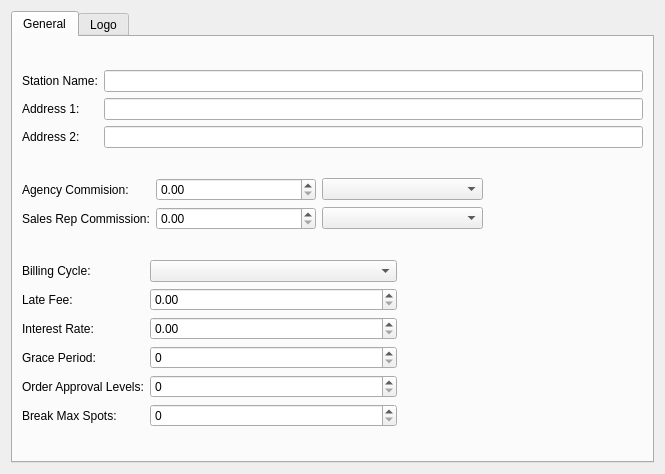
Qt form rave/traffik/setupform.ui (pgathogo/raven) before a commit.
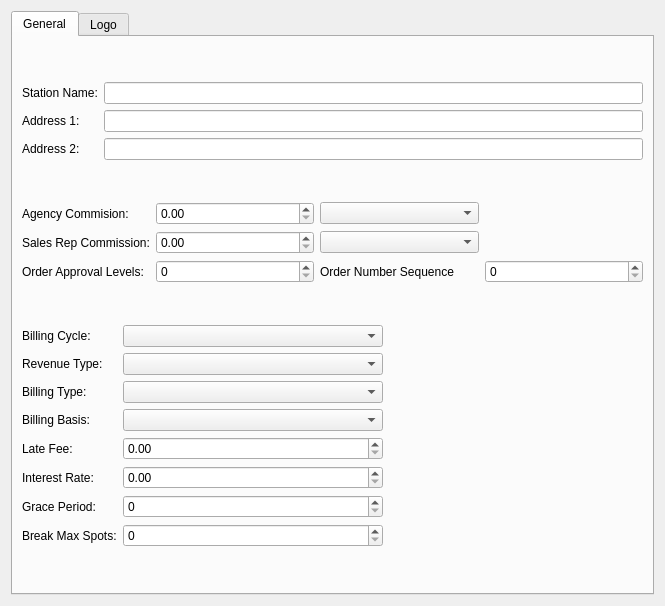
The same form after that commit.

Commit message: Added Order Module

Patch:
```diff
--- a/rave/traffik/setupform.ui
+++ b/rave/traffik/setupform.ui
@@ -7,7 +7,7 @@
     <x>0</x>
     <y>0</y>
     <width>665</width>
-    <height>474</height>
+    <height>606</height>
    </rect>
   </property>
   <property name="windowTitle">
@@ -67,100 +67,144 @@
            </property>
           </widget>
          </item>
-         <item row="0" column="1">
-          <widget class="QDoubleSpinBox" name="sbAgencyComm">
-           <property name="maximum">
-            <double>999999.989999999990687</double>
-           </property>
-          </widget>
-         </item>
-         <item row="1" column="0">
-          <widget class="QLabel" name="label_7">
-           <property name="text">
-            <string>Sales Rep Commission:</string>
-           </property>
-          </widget>
-         </item>
-         <item row="1" column="1">
-          <widget class="QDoubleSpinBox" name="sbSaleRepComm">
-           <property name="maximum">
-            <double>999999.989999999990687</double>
-           </property>
-          </widget>
-         </item>
          <item row="1" column="2">
           <widget class="QComboBox" name="cbSaleRepCommType"/>
          </item>
          <item row="0" column="2">
           <widget class="QComboBox" name="cbAgencyCommType"/>
          </item>
+         <item row="1" column="0">
+          <widget class="QLabel" name="label_7">
+           <property name="text">
+            <string>Sales Rep Commission:</string>
+           </property>
+          </widget>
+         </item>
+         <item row="1" column="1">
+          <widget class="QDoubleSpinBox" name="sbSaleRepComm">
+           <property name="maximum">
+            <double>999999.989999999990687</double>
+           </property>
+          </widget>
+         </item>
+         <item row="0" column="1">
+          <widget class="QDoubleSpinBox" name="sbAgencyComm">
+           <property name="maximum">
+            <double>999999.989999999990687</double>
+           </property>
+          </widget>
+         </item>
+         <item row="2" column="0">
+          <widget class="QLabel" name="label_11">
+           <property name="text">
+            <string>Order Approval Levels:</string>
+           </property>
+          </widget>
+         </item>
+         <item row="2" column="1">
+          <widget class="QSpinBox" name="edtAprvLevels"/>
+         </item>
+         <item row="2" column="2">
+          <widget class="QLabel" name="label_12">
+           <property name="text">
+            <string>Order Number Sequence</string>
+           </property>
+          </widget>
+         </item>
+         <item row="2" column="3">
+          <widget class="QSpinBox" name="sbOrderSequence">
+           <property name="maximum">
+            <number>99999999</number>
+           </property>
+          </widget>
+         </item>
         </layout>
        </item>
        <item>
         <layout class="QGridLayout" name="gridLayout_2" columnstretch="0,1,1">
-         <item row="0" column="0">
-          <widget class="QLabel" name="label_9">
-           <property name="text">
-            <string>Billing Cycle:</string>
-           </property>
-          </widget>
+         <item row="5" column="1">
+          <widget class="QDoubleSpinBox" name="edtIntRate"/>
          </item>
-         <item row="1" column="0">
+         <item row="4" column="0">
           <widget class="QLabel" name="label_6">
            <property name="text">
             <string>Late Fee:</string>
            </property>
           </widget>
          </item>
-         <item row="2" column="0">
+         <item row="1" column="0">
+          <widget class="QLabel" name="label_13">
+           <property name="text">
+            <string>Revenue Type:</string>
+           </property>
+          </widget>
+         </item>
+         <item row="5" column="0">
           <widget class="QLabel" name="label_8">
            <property name="text">
             <string>Interest Rate:</string>
            </property>
           </widget>
          </item>
-         <item row="3" column="0">
+         <item row="1" column="1">
+          <widget class="QComboBox" name="cbRevenueType"/>
+         </item>
+         <item row="8" column="1">
+          <widget class="QSpinBox" name="edtMaxSpots"/>
+         </item>
+         <item row="2" column="1">
+          <widget class="QComboBox" name="cbBillingType"/>
+         </item>
+         <item row="6" column="1">
+          <widget class="QSpinBox" name="edtGracePeriod"/>
+         </item>
+         <item row="0" column="1">
+          <widget class="QComboBox" name="cbBillCycle"/>
+         </item>
+         <item row="2" column="0">
+          <widget class="QLabel" name="label_14">
+           <property name="text">
+            <string>Billing Type:</string>
+           </property>
+          </widget>
+         </item>
+         <item row="0" column="0">
+          <widget class="QLabel" name="label_9">
+           <property name="text">
+            <string>Billing Cycle:</string>
+           </property>
+          </widget>
+         </item>
+         <item row="6" column="0">
           <widget class="QLabel" name="label_10">
            <property name="text">
             <string>Grace Period:</string>
            </property>
           </widget>
          </item>
-         <item row="4" column="0">
-          <widget class="QLabel" name="label_11">
-           <property name="text">
-            <string>Order Approval Levels:</string>
-           </property>
-          </widget>
-         </item>
-         <item row="4" column="1">
-          <widget class="QSpinBox" name="edtAprvLevels"/>
-         </item>
-         <item row="5" column="0">
+         <item row="8" column="0">
           <widget class="QLabel" name="label_4">
            <property name="text">
             <string>Break Max Spots:</string>
            </property>
           </widget>
          </item>
-         <item row="5" column="1">
-          <widget class="QSpinBox" name="edtMaxSpots"/>
-         </item>
-         <item row="3" column="1">
-          <widget class="QSpinBox" name="edtGracePeriod"/>
-         </item>
-         <item row="2" column="1">
-          <widget class="QDoubleSpinBox" name="edtIntRate"/>
-         </item>
-         <item row="1" column="1">
+         <item row="4" column="1">
           <widget class="QDoubleSpinBox" name="edtLateFee">
            <property name="maximum">
             <double>999999.989999999990687</double>
            </property>
           </widget>
          </item>
-         <item row="0" column="1">
-          <widget class="QComboBox" name="cbBillCycle"/>
+         <item row="3" column="0">
+          <widget class="QLabel" name="label_15">
+           <property name="text">
+            <string>Billing Basis:</string>
+           </property>
+          </widget>
+         </item>
+         <item row="3" column="1">
+          <widget class="QComboBox" name="cbBillingBasis"/>
          </item>
         </layout>
        </item>
```
The commit also changes 43 other files.
